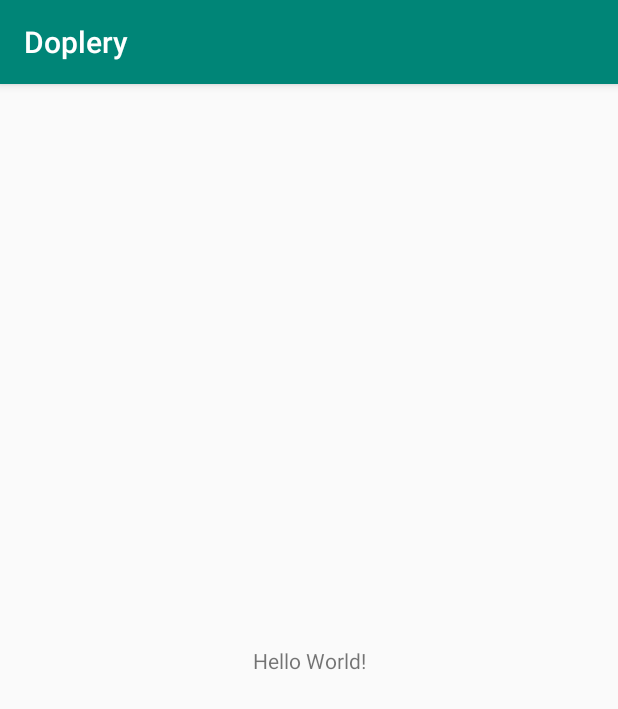
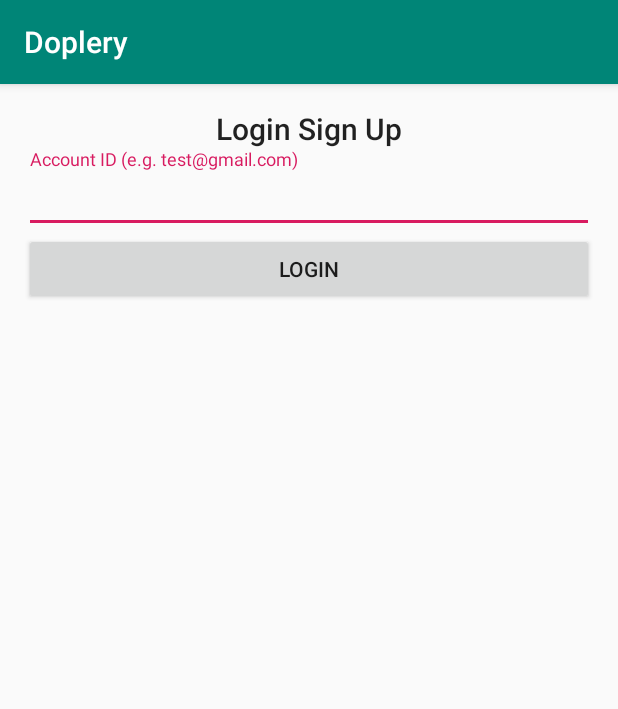
Before and after one commit to Coll199/Doplery, an Android app: the screen it shows after launch (MainActivity), on a phone screen of 412 x 824 dp. Shown: the top 709 px of the screen. Run offline under Robolectric (Android 15) with nearby library versions, the phone set to English and light mode, and no system bars.

Commit message:
ui changes

```diff
--- a/app/build.gradle
+++ b/app/build.gradle
@@ -25,4 +25,5 @@ dependencies {
     testImplementation 'junit:junit:4.12'
     androidTestImplementation 'com.android.support.test:runner:1.0.2'
     androidTestImplementation 'com.android.support.test.espresso:espresso-core:3.0.2'
+    implementation 'com.android.support:design:27.1.1'
 }
--- a/app/src/main/res/layout/activity_main.xml
+++ b/app/src/main/res/layout/activity_main.xml
@@ -1,18 +1,49 @@
 <?xml version="1.0" encoding="utf-8"?>
-<android.support.constraint.ConstraintLayout xmlns:android="http://schemas.android.com/apk/res/android"
+<android.support.design.widget.CoordinatorLayout xmlns:android="http://schemas.android.com/apk/res/android"
     xmlns:app="http://schemas.android.com/apk/res-auto"
     xmlns:tools="http://schemas.android.com/tools"
     android:layout_width="match_parent"
     android:layout_height="match_parent"
-    tools:context=".MainActivity">
+    tools:context=".MainActivity"
+    android:fitsSystemWindows="true">
 
-    <TextView
-        android:layout_width="wrap_content"
-        android:layout_height="wrap_content"
-        android:text="Hello World!"
-        app:layout_constraintBottom_toBottomOf="parent"
-        app:layout_constraintLeft_toLeftOf="parent"
-        app:layout_constraintRight_toRightOf="parent"
-        app:layout_constraintTop_toTopOf="parent" />
+    <ScrollView
+        android:layout_width="match_parent"
+        android:layout_height="match_parent">
 
-</android.support.constraint.ConstraintLayout>
+        <LinearLayout
+            android:layout_width="match_parent"
+            android:layout_height="wrap_content"
+            android:paddingLeft="16dp"
+            android:paddingRight="16dp"
+            android:paddingTop="16dp"
+            android:paddingBottom="16dp"
+            android:orientation="vertical"
+            app:layout_behavior="16dp" >
+            <TextView
+                android:layout_width="wrap_content"
+                android:layout_height="wrap_content"
+                android:layout_gravity="center"
+                android:text="@string/intro_header"
+                style="@style/Base.TextAppearance.AppCompat.Title" />
+
+            <android.support.design.widget.TextInputLayout
+                android:layout_width="match_parent"
+                android:layout_height="match_parent">
+
+                <android.support.design.widget.TextInputEditText
+                    android:layout_width="match_parent"
+                    android:layout_height="wrap_content"
+                    android:hint="@string/login_hint_value" />
+            </android.support.design.widget.TextInputLayout>
+
+            <Button
+                android:id="@+id/button"
+                android:layout_width="match_parent"
+                android:layout_height="wrap_content"
+                android:text="@string/login_button"/>
+
+        </LinearLayout>
+
+    </ScrollView>
+</android.support.design.widget.CoordinatorLayout>
--- a/app/src/main/res/values/strings.xml
+++ b/app/src/main/res/values/strings.xml
@@ -1,3 +1,6 @@
 <resources>
     <string name="app_name">Doplery</string>
+    <string name="intro_header">Login Sign Up</string>
+    <string name="login_hint_value">Account ID (e.g. test@gmail.com)</string>
+    <string name="login_button">Login</string>
 </resources>
```
